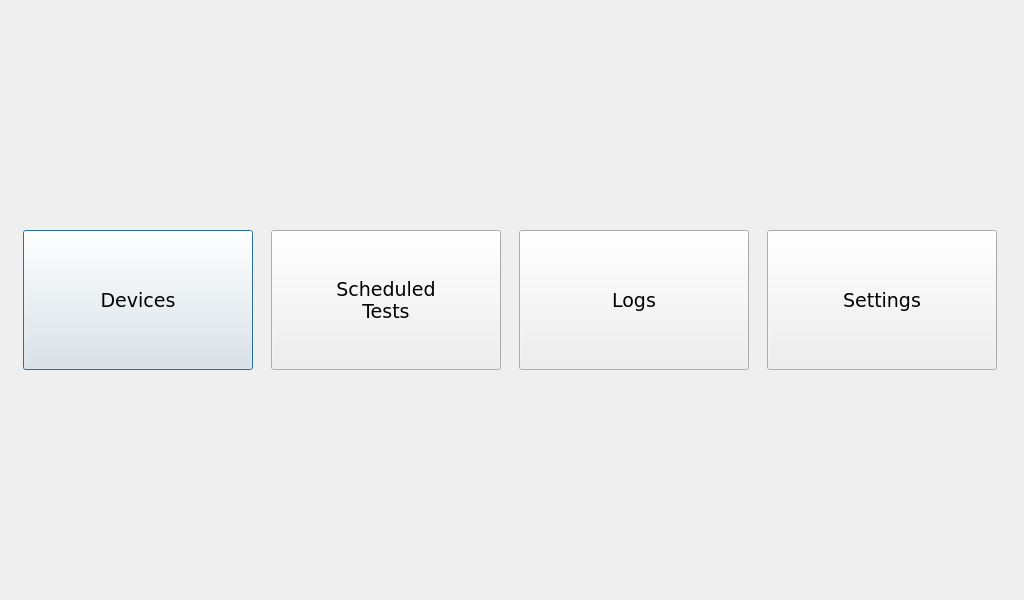
Above: sterownik_glowny/bc_client/cmainmenu.ui from bremenpl/bateria_cenralna before the change. Below: the same form after it.
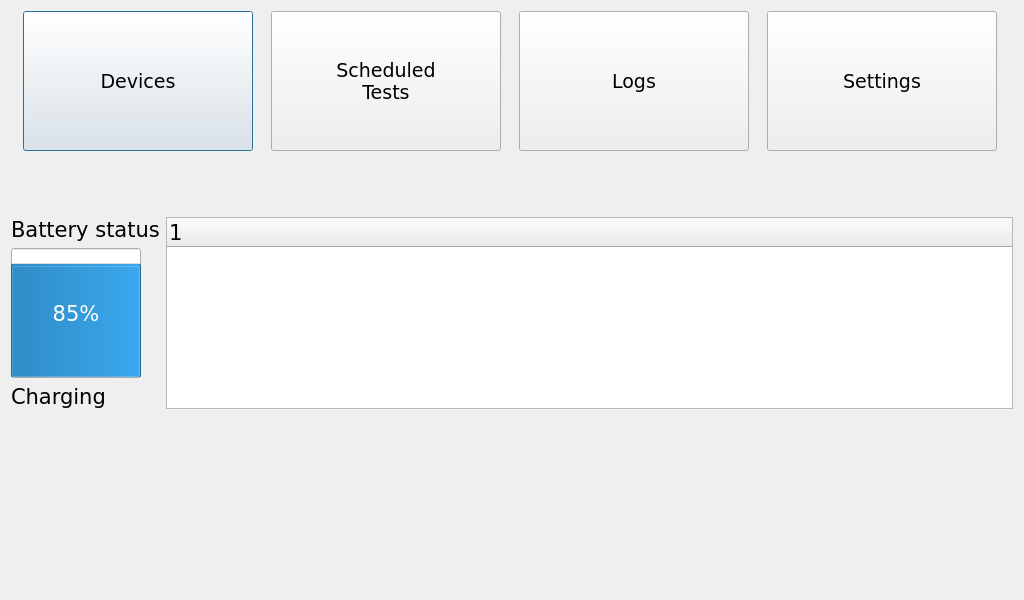
That is the form after the change. Icons and pictures are not drawn.

Commit message: added main menu status controls

```diff
--- a/sterownik_glowny/bc_client/cmainmenu.ui
+++ b/sterownik_glowny/bc_client/cmainmenu.ui
@@ -15,6 +15,8 @@
   </property>
   <layout class="QGridLayout" name="gridLayout">
    <item row="0" column="0">
+    <layout class="QHBoxLayout" name="horizontalLayout">
+     <item>
     <widget class="QPushButton" name="pbDevices">
      <property name="sizePolicy">
       <sizepolicy hsizetype="Fixed" vsizetype="Fixed">
@@ -59,7 +61,7 @@
      </property>
     </widget>
    </item>
-   <item row="0" column="1">
+     <item>
     <widget class="QPushButton" name="pbSchedule">
      <property name="sizePolicy">
       <sizepolicy hsizetype="Fixed" vsizetype="Fixed">
@@ -105,7 +107,7 @@
      </property>
     </widget>
    </item>
-   <item row="0" column="2">
+     <item>
     <widget class="QPushButton" name="pbLogs">
      <property name="sizePolicy">
       <sizepolicy hsizetype="Fixed" vsizetype="Fixed">
@@ -150,7 +152,7 @@
      </property>
     </widget>
    </item>
-   <item row="0" column="3">
+     <item>
     <widget class="QPushButton" name="pbSettings">
      <property name="sizePolicy">
       <sizepolicy hsizetype="Fixed" vsizetype="Fixed">
@@ -194,6 +196,136 @@
       <bool>false</bool>
      </property>
     </widget>
+     </item>
+    </layout>
+   </item>
+   <item row="2" column="0">
+    <layout class="QHBoxLayout" name="horizontalLayout_2">
+     <item>
+      <layout class="QVBoxLayout" name="verticalLayout">
+       <item>
+        <widget class="QLabel" name="label">
+         <property name="minimumSize">
+          <size>
+           <width>0</width>
+           <height>25</height>
+          </size>
+         </property>
+         <property name="font">
+          <font>
+           <family>DejaVu Sans</family>
+           <pointsize>16</pointsize>
+          </font>
+         </property>
+         <property name="text">
+          <string>Battery status</string>
+         </property>
+        </widget>
+       </item>
+       <item>
+        <widget class="QProgressBar" name="pBarBattery">
+         <property name="sizePolicy">
+          <sizepolicy hsizetype="Fixed" vsizetype="Fixed">
+           <horstretch>0</horstretch>
+           <verstretch>0</verstretch>
+          </sizepolicy>
+         </property>
+         <property name="minimumSize">
+          <size>
+           <width>130</width>
+           <height>130</height>
+          </size>
+         </property>
+         <property name="font">
+          <font>
+           <family>DejaVu Sans</family>
+           <pointsize>16</pointsize>
+           <italic>false</italic>
+          </font>
+         </property>
+         <property name="value">
+          <number>85</number>
+         </property>
+         <property name="alignment">
+          <set>Qt::AlignHCenter|Qt::AlignTop</set>
+         </property>
+         <property name="orientation">
+          <enum>Qt::Vertical</enum>
+         </property>
+         <property name="invertedAppearance">
+          <bool>false</bool>
+         </property>
+         <property name="textDirection">
+          <enum>QProgressBar::TopToBottom</enum>
+         </property>
+        </widget>
+       </item>
+       <item>
+        <widget class="QLabel" name="lBatStatus">
+         <property name="minimumSize">
+          <size>
+           <width>0</width>
+           <height>25</height>
+          </size>
+         </property>
+         <property name="font">
+          <font>
+           <family>DejaVu Sans</family>
+           <pointsize>16</pointsize>
+          </font>
+         </property>
+         <property name="text">
+          <string>Charging</string>
+         </property>
+        </widget>
+       </item>
+      </layout>
+     </item>
+     <item>
+      <widget class="QTreeWidget" name="twStatus">
+       <property name="font">
+        <font>
+         <family>DejaVu Sans</family>
+         <pointsize>16</pointsize>
+        </font>
+       </property>
+       <column>
+        <property name="text">
+         <string notr="true">1</string>
+        </property>
+       </column>
+      </widget>
+     </item>
+    </layout>
+   </item>
+   <item row="1" column="0">
+    <spacer name="verticalSpacer">
+     <property name="orientation">
+      <enum>Qt::Vertical</enum>
+     </property>
+     <property name="sizeType">
+      <enum>QSizePolicy::Fixed</enum>
+     </property>
+     <property name="sizeHint" stdset="0">
+      <size>
+       <width>20</width>
+       <height>60</height>
+      </size>
+     </property>
+    </spacer>
+   </item>
+   <item row="3" column="0">
+    <spacer name="verticalSpacer_2">
+     <property name="orientation">
+      <enum>Qt::Vertical</enum>
+     </property>
+     <property name="sizeHint" stdset="0">
+      <size>
+       <width>20</width>
+       <height>40</height>
+      </size>
+     </property>
+    </spacer>
    </item>
   </layout>
  </widget>
```
Lines whose indentation alone changed are shown as unchanged. The commit also changes 3 other files.
